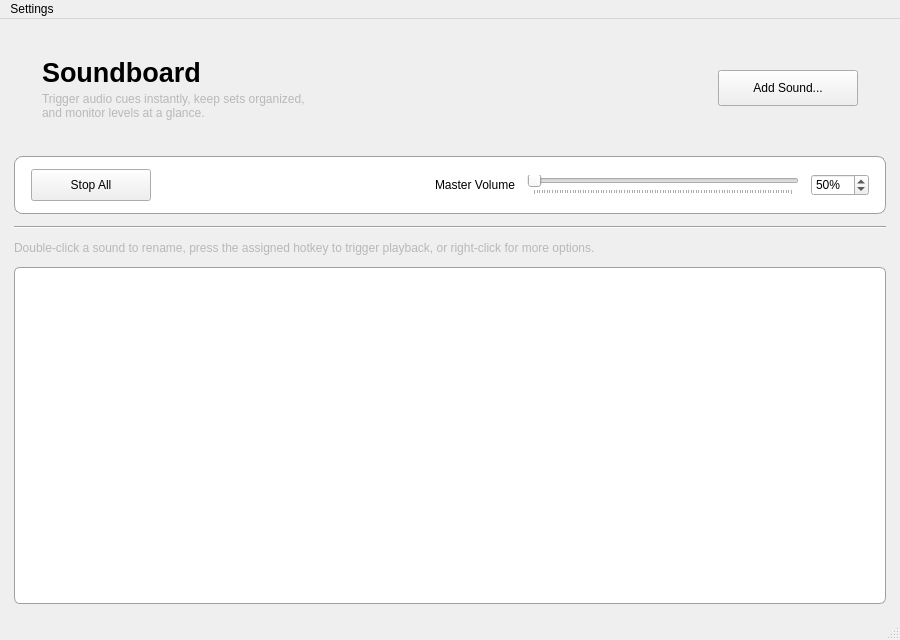
Before: the Qt Designer form mainwindow.ui in lGambl/SoundBoard, drawn with Qt 5.
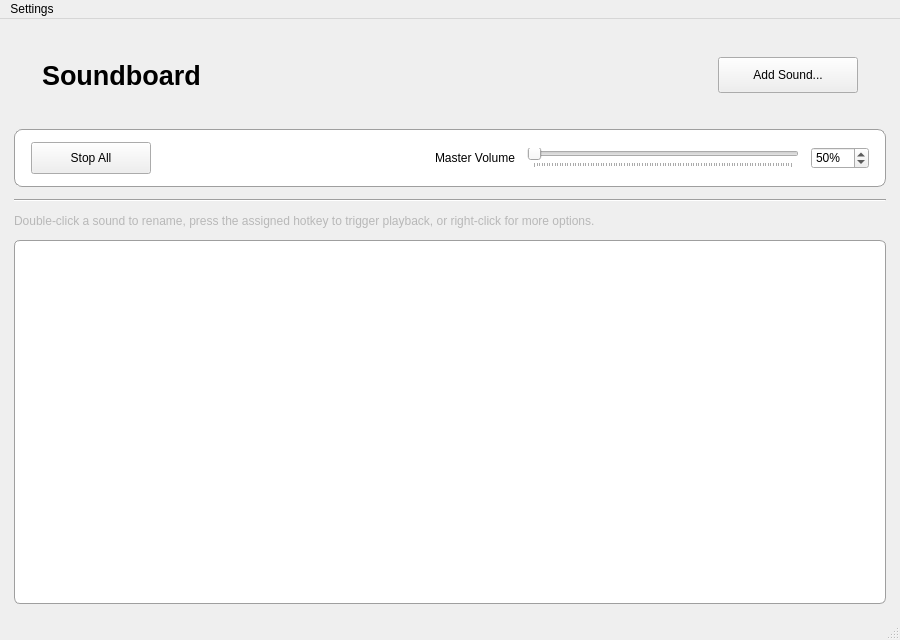
After: the same form once the commit is applied. Icons and pictures are not drawn.

The edit to the form file:
```diff
--- a/mainwindow.ui
+++ b/mainwindow.ui
@@ -76,19 +76,6 @@
            </property>
           </widget>
          </item>
-         <item>
-          <widget class="QLabel" name="subtitleLabel">
-           <property name="styleSheet">
-            <string notr="true">color: palette(Mid);</string>
-           </property>
-           <property name="text">
-            <string>Trigger audio cues instantly, keep sets organized, and monitor levels at a glance.</string>
-           </property>
-           <property name="wordWrap">
-            <bool>true</bool>
-           </property>
-          </widget>
-         </item>
         </layout>
        </item>
        <item>
```
Left out of the diff: 69 changed lines with no effect on the pictures.
